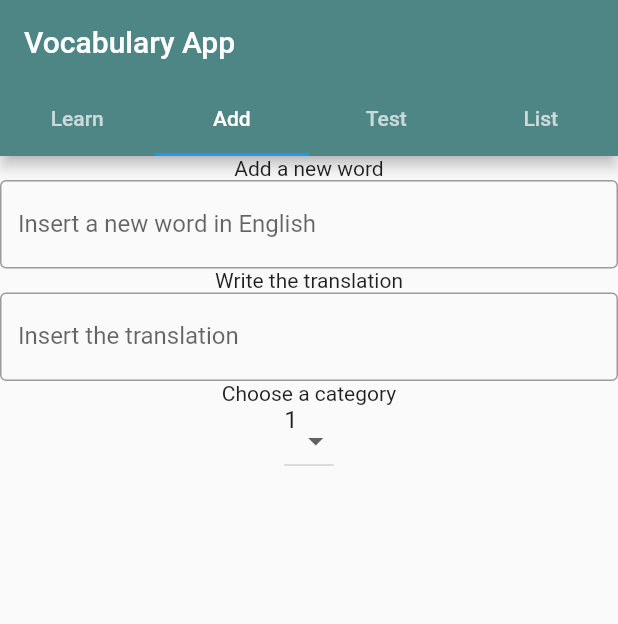
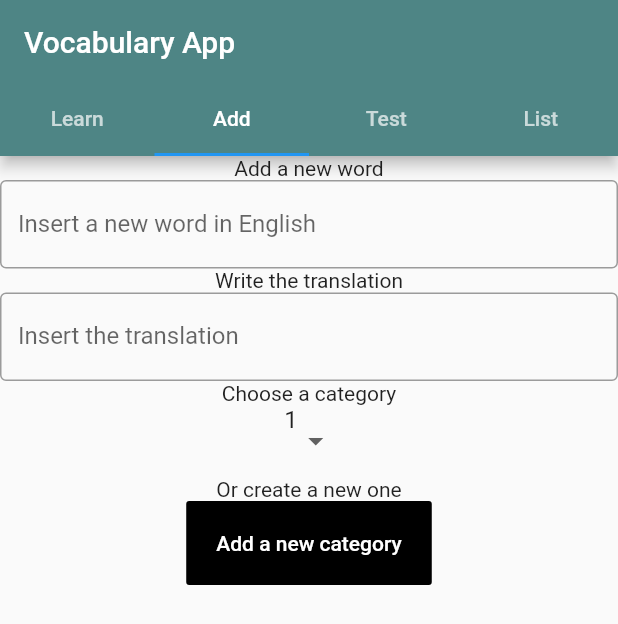
Before and after one commit to Jack1114/keep-it-up, a Flutter app: the screen it shows after launch, tab 2 chosen, on a phone screen of 412 x 824 dp. Shown: the top 624 px of the screen. Run offline on Flutter 3.47's test engine with Material 2 defaults, Android fonts, the phone set to English and light mode, and no system bars.

Commit message:
Add a new buttom in addPage

```diff
--- a/lib/main.dart
+++ b/lib/main.dart
@@ -16,10 +16,10 @@ class _DropDownListState extends State<DropDownList> {
 
   @override
   Widget build(BuildContext context) {
-    return Padding(
-      padding: const EdgeInsets.symmetric(horizontal: 12.0),
-      child: DropdownButton<String>(
+    return DropdownButton<String>(
       value: selectedItem,
+      elevation: 2,
+      underline: Container(),
       onChanged: (String string) => setState(() => selectedItem = string),
       selectedItemBuilder: (BuildContext context) {
         return items.map<Widget>((String item) {
@@ -28,20 +28,24 @@ class _DropDownListState extends State<DropDownList> {
       },
       items: items.map((String item) {
         return DropdownMenuItem<String>(
-            child: Text('Log $item'),
+          child: Text(item),
           value: item,
         );
       }).toList(),
-      ),
     );
   }
 }
 
+Widget createNewCategory = FlatButton(
+  color: Colors.black,
+  child: Text('Add a new category'),
+  textColor: Colors.white,
+  padding: EdgeInsets.symmetric(vertical: 20.0, horizontal: 20.0),
+  onPressed: () {},
+);
+
 class MyApp extends StatelessWidget {
   // This widget is the root of your application.
-
-  String valueChoose;
-  List categoryItem = ["Category 1", "Category 2", "Category 3"];
 
   //titleSection widget
   Widget titleSection = Container(
@@ -82,6 +86,8 @@ class MyApp extends StatelessWidget {
       ),
       Text('Choose a category'),
       DropDownList(),
+      Text('Or create a new one'),
+      createNewCategory,
     ],
   );
 
```
Lines whose indentation alone changed are shown as unchanged.
